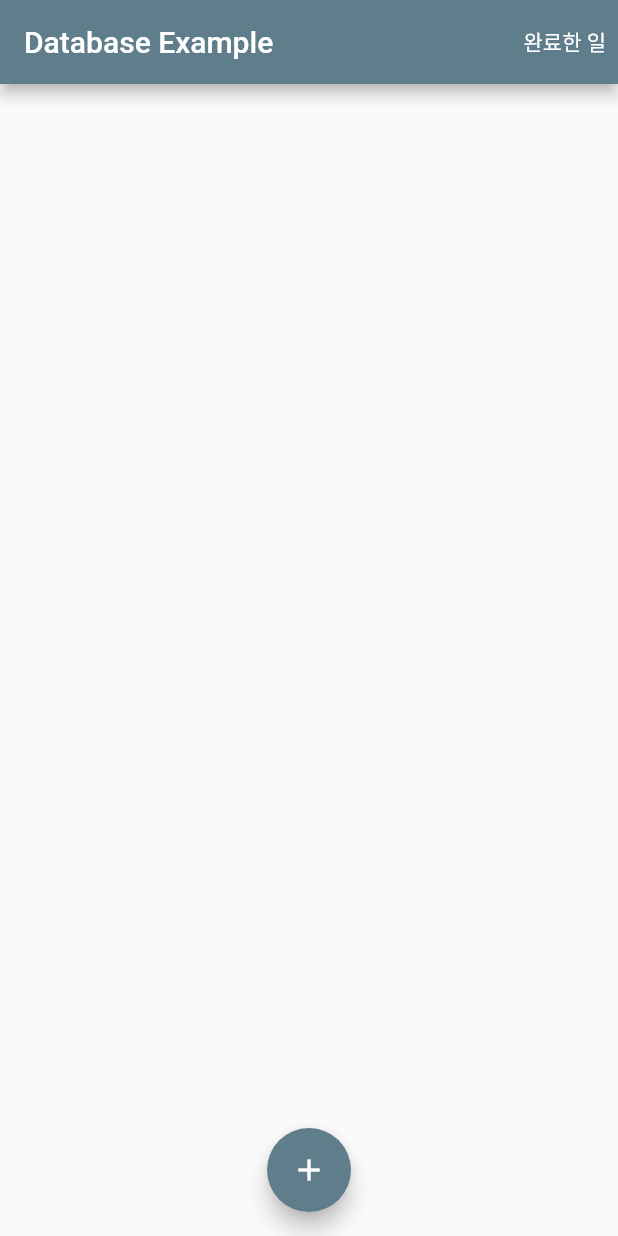
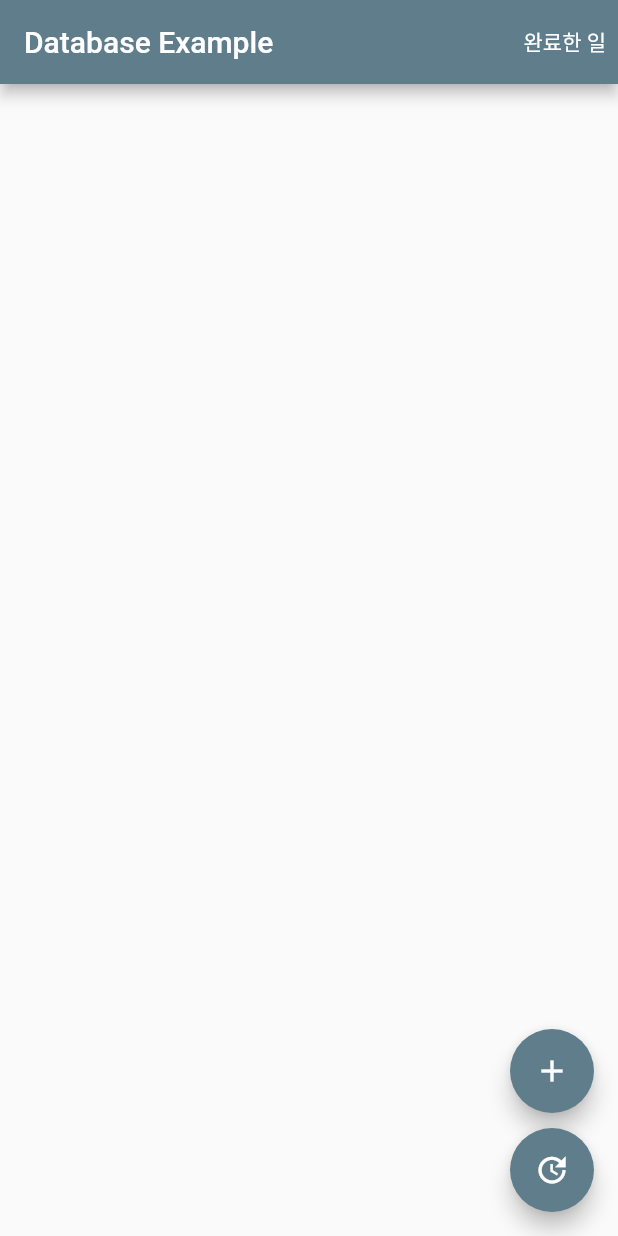
Before and after one commit to seunggyundev/database_exam, a Flutter app: the screen it shows after launch, on a phone screen of 412 x 824 dp. Run offline on Flutter 3.47's test engine with Material 2 defaults, Android fonts, the phone set to English and light mode, and no system bars; our stand-ins replace sqflite; accounts and stored records are empty.

Commit message:
sixth commit

```diff
--- a/lib/main.dart
+++ b/lib/main.dart
@@ -220,17 +220,40 @@ class _DatabaseApp extends State<DatabaseApp> {
           ),
         ),
       ),
-      floatingActionButton: FloatingActionButton(
+      floatingActionButton: Column(
+        children: <Widget> [
+          FloatingActionButton(
             onPressed: () async {
               final todo = await Navigator.of(context).pushNamed('/add');
               if (todo != null) {
                 _insertTodo(todo as Todo);
               }
             },
+            heroTag: null,  //heroTag를 null로 설정하지 않으면 오류가 발생! 이유: 페이지가 넘어가는 위젯에 받아줄 태그가 없어서 오류 발생
             child: Icon(Icons.add),
           ),
-      floatingActionButtonLocation: FloatingActionButtonLocation.centerFloat,
+          SizedBox(
+            height: 10,
+          ),
+          FloatingActionButton(onPressed: () async {
+            _allUpdate();
+          },
+            heroTag: null,
+            child: Icon(Icons.update),
+          ),
+        ],
+        mainAxisAlignment: MainAxisAlignment.end,
+      ),
     );
+  }
+
+  void _allUpdate() async {
+    final Database database = await widget.db;
+    //데이터베이스에서 데이터를 수정할 때는 update문을 이용
+    await database.rawUpdate('update todos set active = 1 where active = 0');  //이 질의문은 todos테이블에서 active가 0인 데이터를 모두 찾아서 active를 1로 변경(set)한다
+    setState(() {
+      todoList = getTodos();
+    });
   }
 
   void _insertTodo(Todo todo) async {
```
Also changed, not shown: lib/clearList.dart (+40 -2 lines). Lines whose indentation alone changed are shown as unchanged.
